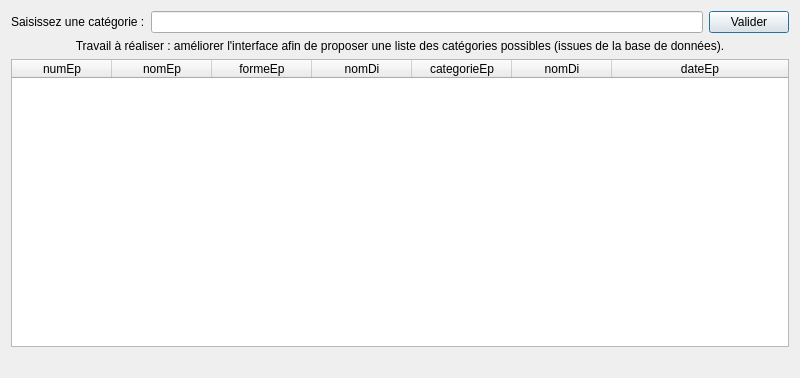
Old version of the form gui/fct_comp_2.ui in the repository Juloos/CEBD-PROJET-S5-2022.
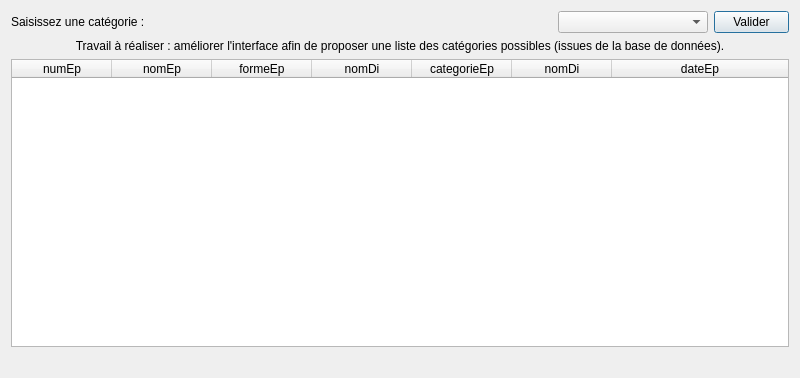
New version of the form.

```diff
--- a/gui/fct_comp_2.ui
+++ b/gui/fct_comp_2.ui
@@ -24,10 +24,23 @@
       </widget>
      </item>
      <item>
-      <widget class="QLineEdit" name="lineEdit_fct_comp_2"/>
+      <widget class="QComboBox" name="comboBox_fct_comp_2">
+       <property name="maximumSize">
+        <size>
+         <width>150</width>
+         <height>16777215</height>
+        </size>
+       </property>
+      </widget>
      </item>
      <item>
       <widget class="QPushButton" name="pushButton_fct_comp_2">
+       <property name="maximumSize">
+        <size>
+         <width>75</width>
+         <height>16777215</height>
+        </size>
+       </property>
        <property name="text">
         <string>Valider</string>
        </property>
```
